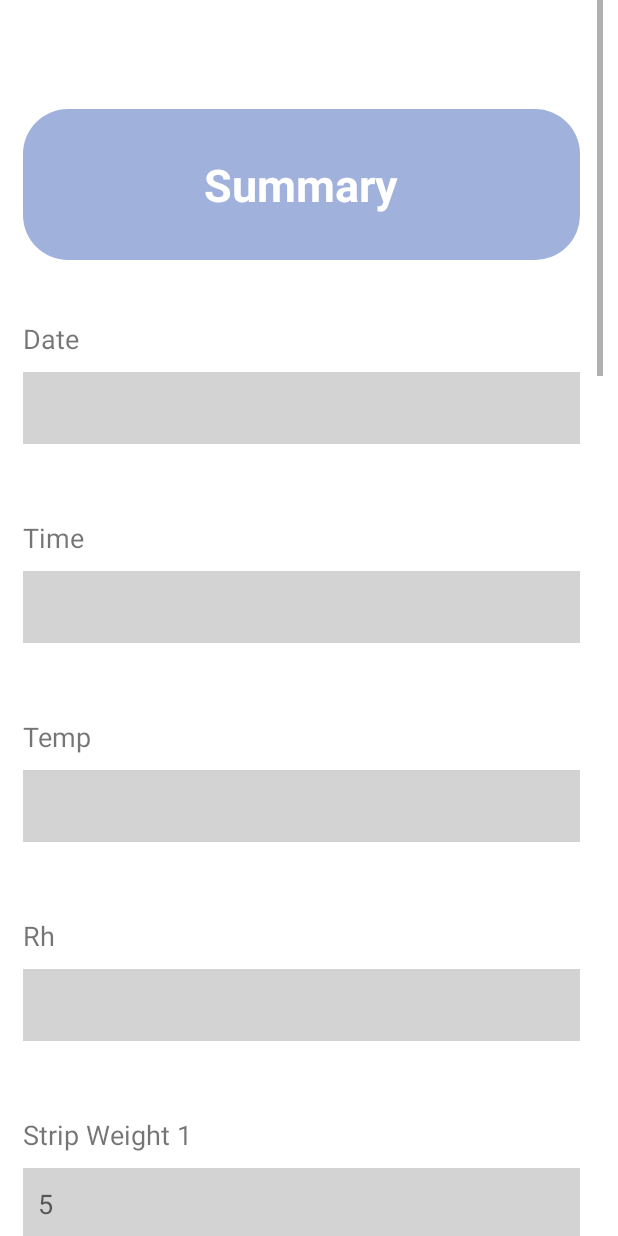
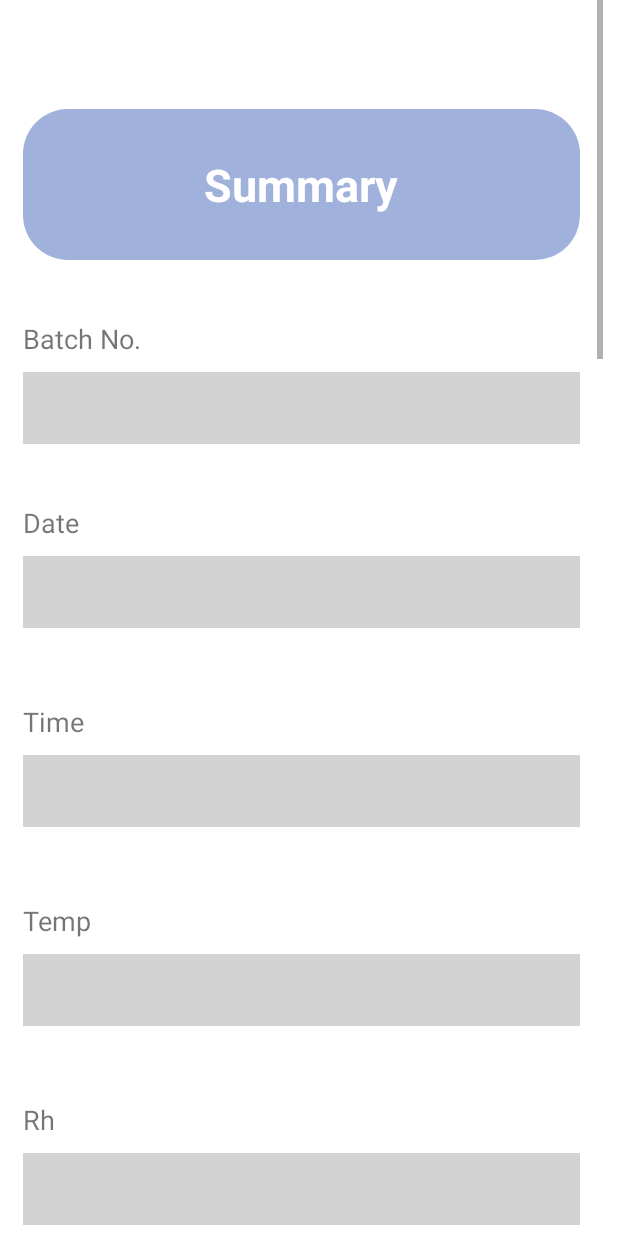
Before and after one commit to dalisofttechnologies/DSGroup, an Android app: the LeakTestSummary_Activity screen opened directly, with no data from a screen before it, on a phone screen of 412 x 824 dp. Run offline under Robolectric (Android 15) with nearby library versions, the light colour scheme and no system bars; 1 statement that could not run was skipped.

Commit message:
Added Batch No. To LEAKTEST

```diff
--- a/app/src/main/java/com/example/sd100testapp/ConnectionHelper.java
+++ b/app/src/main/java/com/example/sd100testapp/ConnectionHelper.java
@@ -17,13 +17,13 @@ public class ConnectionHelper {
         //192.168.1.247
         //192.168.0.102
         //172.168.1.200
-        ip = "172.168.1.200";
-        database = "DS";
+        ip = "192.168.88.103";
+        database = "DS6";
         port = "1433";
-//        uname = "Shubh";
-//        pass = "123456";
-        uname = "admin";
-        pass = "ds@123";
+        uname = "Shubh";
+        pass = "123456";
+//        uname = "admin";
+//        pass = "ds@123";
         StrictMode.ThreadPolicy policy = new StrictMode.ThreadPolicy.Builder().permitAll().build();
         StrictMode.setThreadPolicy(policy);
         Connection connection = null;
--- a/app/src/main/java/com/example/sd100testapp/LeakTestSummary_Activity.java
+++ b/app/src/main/java/com/example/sd100testapp/LeakTestSummary_Activity.java
@@ -27,7 +27,7 @@ public class LeakTestSummary_Activity extends AppCompatActivity {
     String ConnectionResult = "";
     TextView SKUID, MCID;
     EditText LeakTestDateValue, LeakTestShiftValue, LeakTestTimeValue, LeakTestTempValue, LeakTestRhValue, LeakTestStripWtValue, LeakTestNoEmptyValue, LeakTestSampleSizeValue, LeakTestNoLeakValue, LeakTestTopSealRValue, LeakTestSideSealRValue;
-    EditText Spinner2Value, Spinner3Value, LeakTestInspectedBy, LeakTestCheckedBy, LeakTestNoOfStripsValue, LeakTestStripWt1Value, LeakTestStripWt2Value, LeakTestStripWt3Value, LeakTestStripWt4Value;
+    EditText Spinner2Value, Spinner3Value, LeakTestInspectedBy, LeakTestCheckedBy, LeakTestNoOfStripsValue, LeakTestStripWt1Value, LeakTestStripWt2Value, LeakTestStripWt3Value, LeakTestStripWt4Value, LeakTestBatchNoValue;
     Switch LeakTestTopSealValue, LeakTestSideSealValue, LeakTestDelaminationValue, LeakTestWrinkleValue, LeakTestOffRegistrationValue, LeakTestLiningValue;
 
     @Override
@@ -36,7 +36,7 @@ public class LeakTestSummary_Activity extends AppCompatActivity {
         setContentView(R.layout.activity_leak_test_summary);
 
         Leaktestsubmit = findViewById(R.id.leaktestnextbtnsum);
-
+        LeakTestBatchNoValue = findViewById(R.id.leaktestbatchnosum);
         LeakTestDateValue = findViewById(R.id.leaktestdatesum);
         LeakTestShiftValue = findViewById(R.id.leaktestshiftsum);
         LeakTestTimeValue = findViewById(R.id.leaktesttimesum);
@@ -67,6 +67,7 @@ public class LeakTestSummary_Activity extends AppCompatActivity {
         String productVariant = com.example.sd100testapp.DatabaseCall.getData().FetchData("Select * from ProductVariant WHERE ProductCode ='" + productCode + "' AND ProductStockType ='" + stockType + "'", 6);
         SKUID.setText(productVariant);
 
+        String LeakTestBatchNo = getIntent().getStringExtra("LeakTestBatchNo");
         String LeakTestDate = getIntent().getStringExtra("LeakTestDate");
         String LeakTestShift = getIntent().getStringExtra("LeakTestShift");
         String LeakTestTime = getIntent().getStringExtra("LeakTestTime");
@@ -92,6 +93,7 @@ public class LeakTestSummary_Activity extends AppCompatActivity {
         String ProductStockType = getIntent().getStringExtra("ProductStockType");
 
 
+        LeakTestBatchNoValue.setText(LeakTestBatchNo);
         LeakTestDateValue.setText(LeakTestDate);
         LeakTestShiftValue.setText(LeakTestShift);
         LeakTestTimeValue.setText(LeakTestTime);
--- a/app/src/main/res/layout/activity_individual_pouch_weight.xml
+++ b/app/src/main/res/layout/activity_individual_pouch_weight.xml
@@ -137,7 +137,7 @@
             android:autofillHints="your hint here"
             android:ems="10"
             android:hint="10"
-            android:inputType="number|textPersonName"
+            android:inputType="textPersonName"
             android:minHeight="48dp"
             android:text="" />
 
--- a/app/src/main/res/layout/activity_leak_test_summary.xml
+++ b/app/src/main/res/layout/activity_leak_test_summary.xml
@@ -61,6 +61,26 @@
                 android:textStyle="bold"
                 tools:ignore="HardcodedText" />
         </LinearLayout>
+
+        <TextView
+            android:layout_width="match_parent"
+            android:layout_height="wrap_content"
+            android:layout_marginTop="40dp"
+            android:text="Batch No."
+            android:textSize="18sp" />
+
+        <EditText
+            android:id="@+id/leaktestbatchnosum"
+            android:layout_width="match_parent"
+            android:layout_height="wrap_content"
+            android:layout_marginTop="10dp"
+            android:background="#D3D3D3"
+            android:enabled="false"
+            android:inputType="none"
+            android:minHeight="48dp"
+            android:padding="10dp"
+            android:text=""
+            android:textColor="@color/black" />
 
         <TextView
             android:layout_width="match_parent"
```
Also changed, not shown: app/src/main/java/com/example/sd100testapp/Leaktest_Activity.java (+7 -5 lines), app/src/main/res/layout/activity_leaktest.xml (+16 -0 lines), 3 other files.
